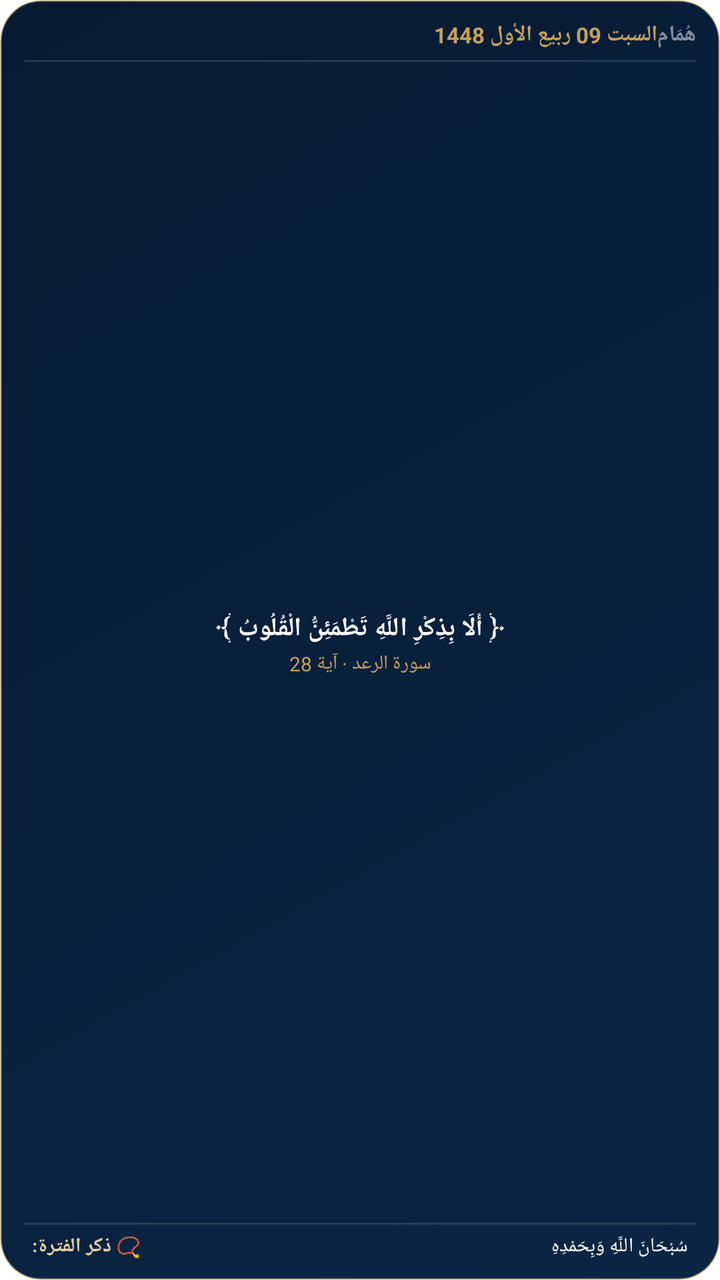
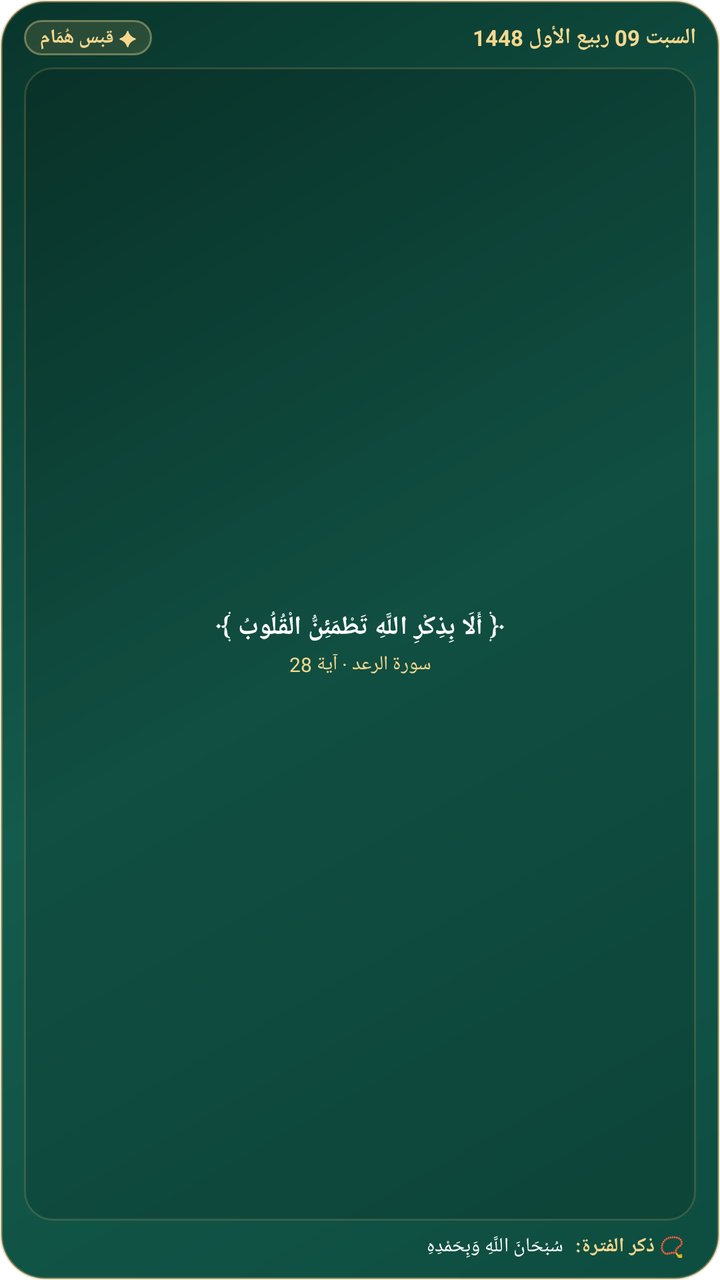

The first picture is an Android layout as it rendered before a commit; the second is the same layout after the commit. The layout source and the unified diff follow.
<!-- AndroidManifest.xml: fallback theme Theme.MaterialComponents.DayNight.NoActionBar -->
<!-- res/layout/ayah_dhikr_widget.xml -->
<?xml version="1.0" encoding="utf-8"?>
<LinearLayout xmlns:android="http://schemas.android.com/apk/res/android"
    android:id="@+id/ayah_dhikr_widget_root"
    android:layout_width="match_parent"
    android:layout_height="match_parent"
    android:orientation="vertical"
    android:background="@drawable/humam_widget_background"
    android:paddingStart="12dp"
    android:paddingEnd="12dp"
    android:paddingTop="10dp"
    android:paddingBottom="10dp">

    
    <LinearLayout
        android:layout_width="match_parent"
        android:layout_height="wrap_content"
        android:orientation="horizontal"
        android:gravity="center_vertical">

        <TextView
            android:id="@+id/widget_hijri_date"
            android:layout_width="0dp"
            android:layout_height="wrap_content"
            android:layout_weight="1"
            android:text="السبت 09 ربيع الأول 1448"
            android:textColor="#C5A059"
            android:textSize="11sp"
            android:textStyle="bold"
            android:gravity="start" />

        <TextView
            android:id="@+id/widget_app_brand"
            android:layout_width="wrap_content"
            android:layout_height="wrap_content"
            android:text="هُمَام"
            android:textColor="#80FFFFFF"
            android:textSize="11sp"
            android:textStyle="bold" />
    </LinearLayout>

    
    <ImageView
        android:layout_width="match_parent"
        android:layout_height="1dp"
        android:layout_marginTop="5dp"
        android:layout_marginBottom="6dp"
        android:background="#1FFFFFFF" />

    
    <LinearLayout
        android:id="@+id/widget_ayah_section"
        android:layout_width="match_parent"
        android:layout_height="0dp"
        android:layout_weight="1"
        android:orientation="vertical"
        android:gravity="center">

        <TextView
            android:id="@+id/widget_ayah_text"
            android:layout_width="match_parent"
            android:layout_height="wrap_content"
            android:text="﴿ أَلَا بِذِكْرِ اللَّهِ تَطْمَئِنُّ الْقُلُوبُ ﴾"
            android:textColor="#FFFFFF"
            android:textSize="13sp"
            android:textStyle="bold"
            android:gravity="center"
            android:maxLines="3"
            android:ellipsize="end" />

        <TextView
            android:id="@+id/widget_ayah_ref"
            android:layout_width="match_parent"
            android:layout_height="wrap_content"
            android:text="سورة الرعد · آية 28"
            android:textColor="#C5A059"
            android:textSize="10sp"
            android:gravity="center"
            android:layout_marginTop="2dp" />
    </LinearLayout>

    
    <ImageView
        android:layout_width="match_parent"
        android:layout_height="1dp"
        android:layout_marginTop="4dp"
        android:layout_marginBottom="4dp"
        android:background="#1FFFFFFF" />

    
    <LinearLayout
        android:id="@+id/widget_dhikr_section"
        android:layout_width="match_parent"
        android:layout_height="wrap_content"
        android:orientation="horizontal"
        android:gravity="center_vertical"
        android:paddingStart="4dp"
        android:paddingEnd="4dp">

        <TextView
            android:id="@+id/widget_dhikr_label"
            android:layout_width="wrap_content"
            android:layout_height="wrap_content"
            android:text="📿 ذكر الفترة:"
            android:textColor="#E7D2A0"
            android:textSize="10sp"
            android:textStyle="bold" />

        <TextView
            android:id="@+id/widget_dhikr_text"
            android:layout_width="0dp"
            android:layout_height="wrap_content"
            android:layout_weight="1"
            android:layout_marginStart="6dp"
            android:text="سُبْحَانَ اللَّهِ وَبِحَمْدِهِ"
            android:textColor="#FFFFFF"
            android:textSize="10sp"
            android:gravity="start"
            android:maxLines="1"
            android:ellipsize="end" />
    </LinearLayout>

</LinearLayout>
<!-- resources referenced by this layout -->
<resources>
  <!-- drawable humam_widget_background (drawable) -->
  <?xml version="1.0" encoding="utf-8"?>
  <shape xmlns:android="http://schemas.android.com/apk/res/android">
      <corners android:radius="20dp" />
      <gradient
          android:type="linear"
          android:angle="135"
          android:startColor="#0B2545"
          android:endColor="#071A33" />
      <stroke android:width="1dp" android:color="#59C9A24B" />
  </shape>
</resources>

<!-- the commit's change to res/layout/ayah_dhikr_widget.xml (unified diff, before → after) -->
@@ -4,6 +4,7 @@
     android:layout_width="match_parent"
     android:layout_height="match_parent"
     android:orientation="vertical"
+    android:layoutDirection="rtl"
     android:background="@drawable/humam_widget_background"
     android:paddingStart="12dp"
     android:paddingEnd="12dp"
@@ -23,7 +24,7 @@
             android:layout_height="wrap_content"
             android:layout_weight="1"
             android:text="السبت 09 ربيع الأول 1448"
-            android:textColor="#C5A059"
+            android:textColor="#F5D78E"
             android:textSize="11sp"
             android:textStyle="bold"
             android:gravity="start" />
@@ -32,19 +33,16 @@
             android:id="@+id/widget_app_brand"
             android:layout_width="wrap_content"
             android:layout_height="wrap_content"
-            android:text="هُمَام"
-            android:textColor="#80FFFFFF"
-            android:textSize="11sp"
-            android:textStyle="bold" />
+            android:text="✦ قبس هُمَام"
+            android:textColor="#F5D78E"
+            android:textSize="10sp"
+            android:textStyle="bold"
+            android:paddingStart="8dp"
+            android:paddingEnd="8dp"
+            android:paddingTop="2dp"
+            android:paddingBottom="2dp"
+            android:background="@drawable/humam_widget_pill_gold" />
     </LinearLayout>
-
-    
-    <ImageView
-        android:layout_width="match_parent"
-        android:layout_height="1dp"
-        android:layout_marginTop="5dp"
-        android:layout_marginBottom="6dp"
-        android:background="#1FFFFFFF" />
 
     
     <LinearLayout
@@ -52,6 +50,13 @@
         android:layout_width="match_parent"
         android:layout_height="0dp"
         android:layout_weight="1"
+        android:layout_marginTop="6dp"
+        android:layout_marginBottom="6dp"
+        android:paddingStart="10dp"
+        android:paddingEnd="10dp"
+        android:paddingTop="6dp"
+        android:paddingBottom="6dp"
+        android:background="@drawable/humam_widget_inner_card"
         android:orientation="vertical"
         android:gravity="center">
 
@@ -72,19 +77,11 @@
             android:layout_width="match_parent"
             android:layout_height="wrap_content"
             android:text="سورة الرعد · آية 28"
-            android:textColor="#C5A059"
+            android:textColor="#F5D78E"
             android:textSize="10sp"
             android:gravity="center"
-            android:layout_marginTop="2dp" />
+            android:layout_marginTop="3dp" />
     </LinearLayout>
-
-    
-    <ImageView
-        android:layout_width="match_parent"
-        android:layout_height="1dp"
-        android:layout_marginTop="4dp"
-        android:layout_marginBottom="4dp"
-        android:background="#1FFFFFFF" />
 
     
     <LinearLayout
@@ -93,15 +90,15 @@
         android:layout_height="wrap_content"
         android:orientation="horizontal"
         android:gravity="center_vertical"
-        android:paddingStart="4dp"
-        android:paddingEnd="4dp">
+        android:paddingStart="6dp"
+        android:paddingEnd="6dp">
 
         <TextView
             android:id="@+id/widget_dhikr_label"
             android:layout_width="wrap_content"
             android:layout_height="wrap_content"
             android:text="📿 ذكر الفترة:"
-            android:textColor="#E7D2A0"
+            android:textColor="#F5D78E"
             android:textSize="10sp"
             android:textStyle="bold" />
 
<!-- resource entries referenced after the edit -->
@@ -3,13 +3,28 @@
   <!-- drawable humam_widget_background (drawable) -->
   <?xml version="1.0" encoding="utf-8"?>
   <shape xmlns:android="http://schemas.android.com/apk/res/android">
-      <corners android:radius="20dp" />
+      <corners android:radius="22dp" />
       <gradient
           android:type="linear"
           android:angle="135"
-          android:startColor="#0B2545"
-          android:endColor="#071A33" />
-      <stroke android:width="1dp" android:color="#59C9A24B" />
+          android:startColor="#0E4D40"
+          android:centerColor="#135B4C"
+          android:endColor="#09352B" />
+      <stroke android:width="1.2dp" android:color="#66D4AF67" />
+  </shape>
+  <!-- drawable humam_widget_inner_card (drawable) -->
+  <?xml version="1.0" encoding="utf-8"?>
+  <shape xmlns:android="http://schemas.android.com/apk/res/android">
+      <corners android:radius="14dp" />
+      <solid android:color="#22000000" />
+      <stroke android:width="0.9dp" android:color="#33D4AF67" />
+  </shape>
+  <!-- drawable humam_widget_pill_gold (drawable) -->
+  <?xml version="1.0" encoding="utf-8"?>
+  <shape xmlns:android="http://schemas.android.com/apk/res/android">
+      <corners android:radius="14dp" />
+      <solid android:color="#28D4AF67" />
+      <stroke android:width="1dp" android:color="#66F5D78E" />
   </shape>
 </resources>
 
